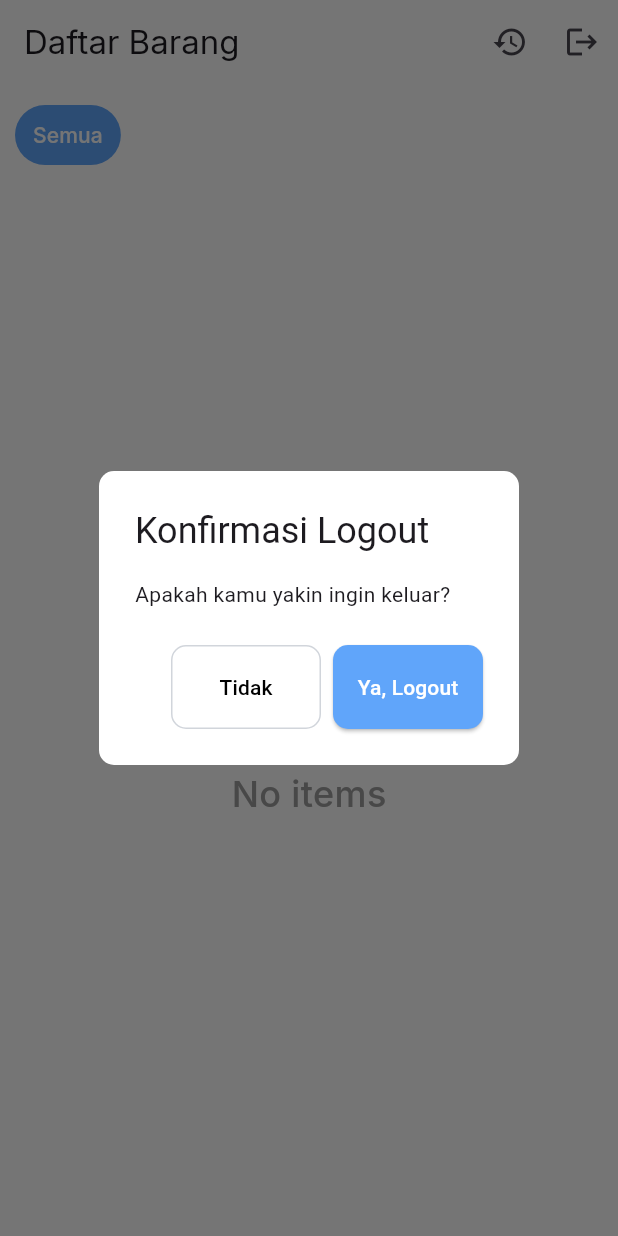
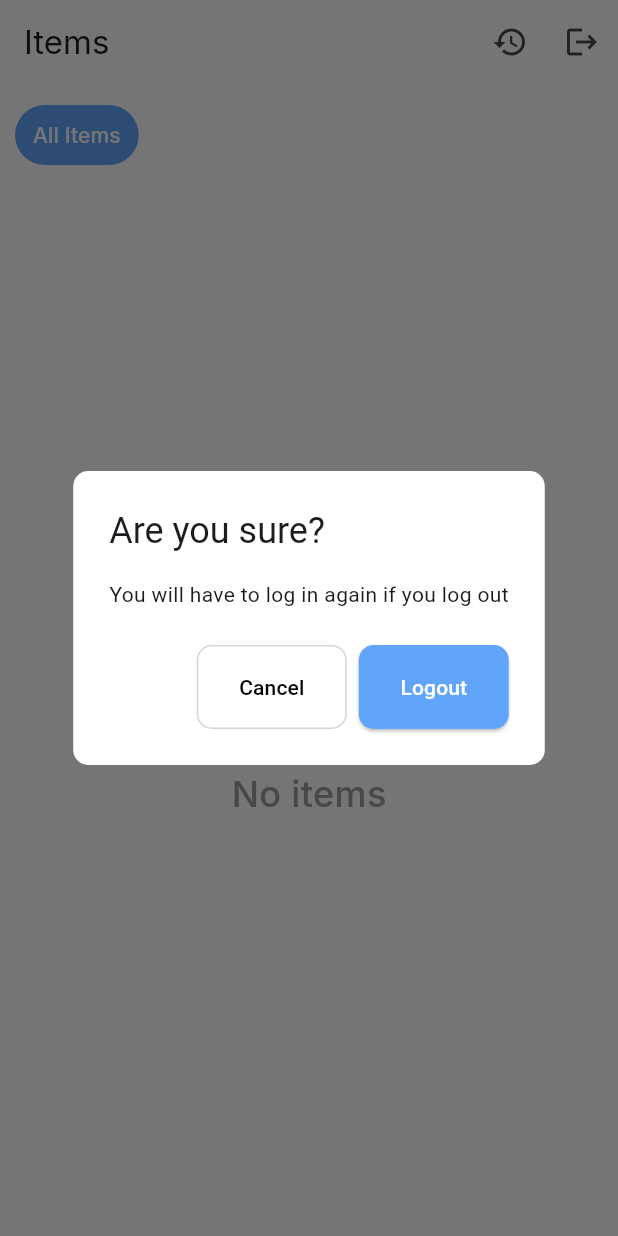
Before and after one commit to kennetmakannasi/sisfo-sarpras-mobile, a Flutter app: the HomePage screen opened by its route, after a tap on the "logout" icon, on a phone screen of 412 x 824 dp. Run offline on Flutter 3.47's test engine with Material 3 defaults, Android fonts, the phone set to English and light mode, and no system bars; our stand-ins replace another_flushbar, dio, go_router, google_fonts, shared_preferences; accounts and stored records are empty; network calls fail.

Commit message:
minor changes

```diff
--- a/lib/pages/home_page.dart
+++ b/lib/pages/home_page.dart
@@ -95,12 +95,12 @@ class _HomePageState extends State<HomePage> {
                     ),
                     SizedBox(height: 10),
                     Text(
-                      'Jumlah stok: ${item.stock}',
+                      'Stock: ${item.stock}',
                       style: GoogleFonts.inter(),
                     ),
                     SizedBox(height: 20),
                     Text(
-                      'Kuantitas Peminjaman',
+                      'Borrowing Quantity',
                       style: GoogleFonts.inter(),
                     ),
                     SizedBox(height: 4),
@@ -134,7 +134,7 @@ class _HomePageState extends State<HomePage> {
                           Navigator.pop(context);
                           loadItems();
                           Flushbar(
-                            message: "Peminjaman berhasil dilakukan.",
+                            message: "Borrowing Request Sended",
                             duration: Duration(seconds: 3),
                             backgroundColor: Colors.white,
                             flushbarPosition: FlushbarPosition.TOP,
@@ -167,7 +167,7 @@ class _HomePageState extends State<HomePage> {
                           ),
                         ),
                         child: Text(
-                          'Kirim',
+                          'Borrow',
                           style: GoogleFonts.inter(),
                         ),
                       ),
@@ -208,8 +208,8 @@ class _HomePageState extends State<HomePage> {
               shape: RoundedRectangleBorder(
                 borderRadius: BorderRadius.circular(10),
               ),
-              title: Text('Konfirmasi Logout'),
-              content: Text('Apakah kamu yakin ingin keluar?'),
+              title: Text('Are you sure?'),
+              content: Text('You will have to log in again if you log out'),
               actions: [
                 SizedBox(
                   width: 100,
@@ -224,7 +224,7 @@ class _HomePageState extends State<HomePage> {
                       ),
                       elevation: 0,
                     ),
-                    child: Text('Tidak'),
+                    child: Text('Cancel'),
                     onPressed: () => Navigator.of(context).pop(false),
                   ),
                 ),
@@ -239,7 +239,7 @@ class _HomePageState extends State<HomePage> {
                         borderRadius: BorderRadius.circular(10),
                       ),
                     ),
-                    child: Text('Ya, Logout'),
+                    child: Text('Logout'),
                     onPressed: () => Navigator.of(context).pop(true),
                   ),
                 )
@@ -270,7 +270,7 @@ class _HomePageState extends State<HomePage> {
     return Scaffold(
       appBar: AppBar(
         title: Text(
-          'Daftar Barang',
+          'Items',
           style: GoogleFonts.inter(),
         ),
         actions: [
@@ -304,7 +304,7 @@ class _HomePageState extends State<HomePage> {
                             borderRadius: BorderRadius.circular(20)),
                       ),
                       child: Text(
-                        'Semua',
+                        'All Items',
                         style: GoogleFonts.inter(
                           textStyle: TextStyle(
                               color: selectedCategory == null
--- a/lib/widgets/item_card.dart
+++ b/lib/widgets/item_card.dart
@@ -54,7 +54,7 @@ class ItemCard extends StatelessWidget {
                 )
 
               ),
-              Text('Stok: ${item.stock.toString()}',
+              Text('Stock: ${item.stock.toString()}',
                 style: GoogleFonts.inter(),
               ),
               Padding(
@@ -69,7 +69,7 @@ class ItemCard extends StatelessWidget {
                       borderRadius: BorderRadius.circular(8),
                     ),
                   ),
-                  child: Text('Pinjam',
+                  child: Text('Borrow',
                     style: GoogleFonts.inter(),
                   ),
                 ),
```
Also changed, not shown: lib/pages/history_page.dart (+8 -8 lines).
